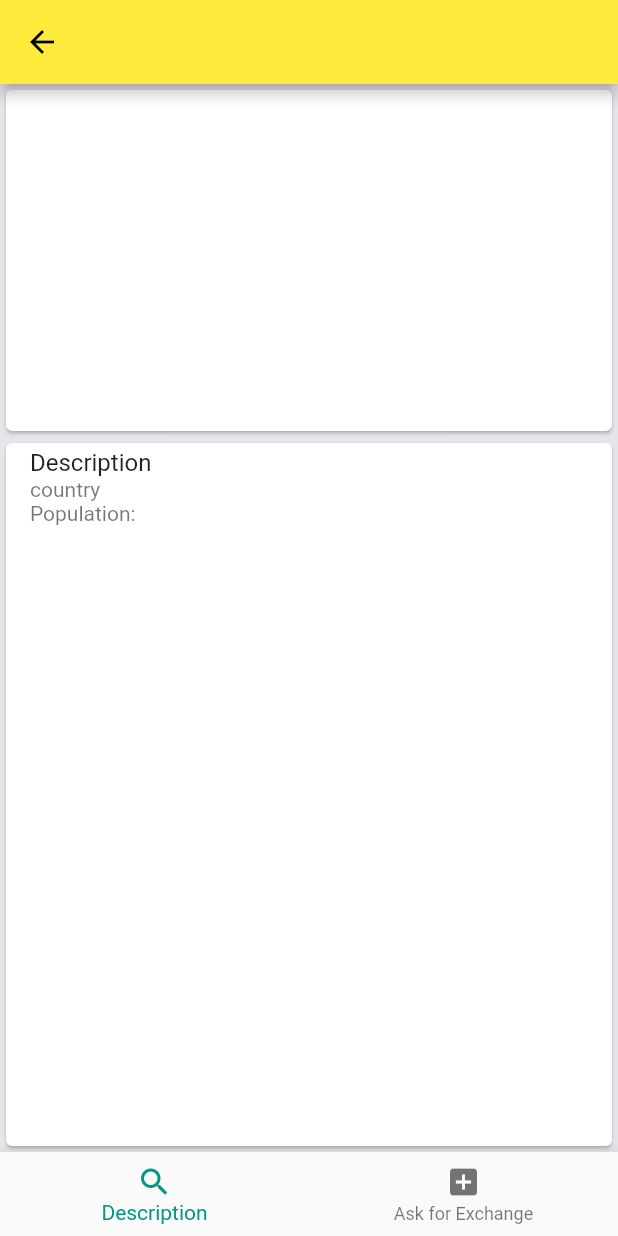
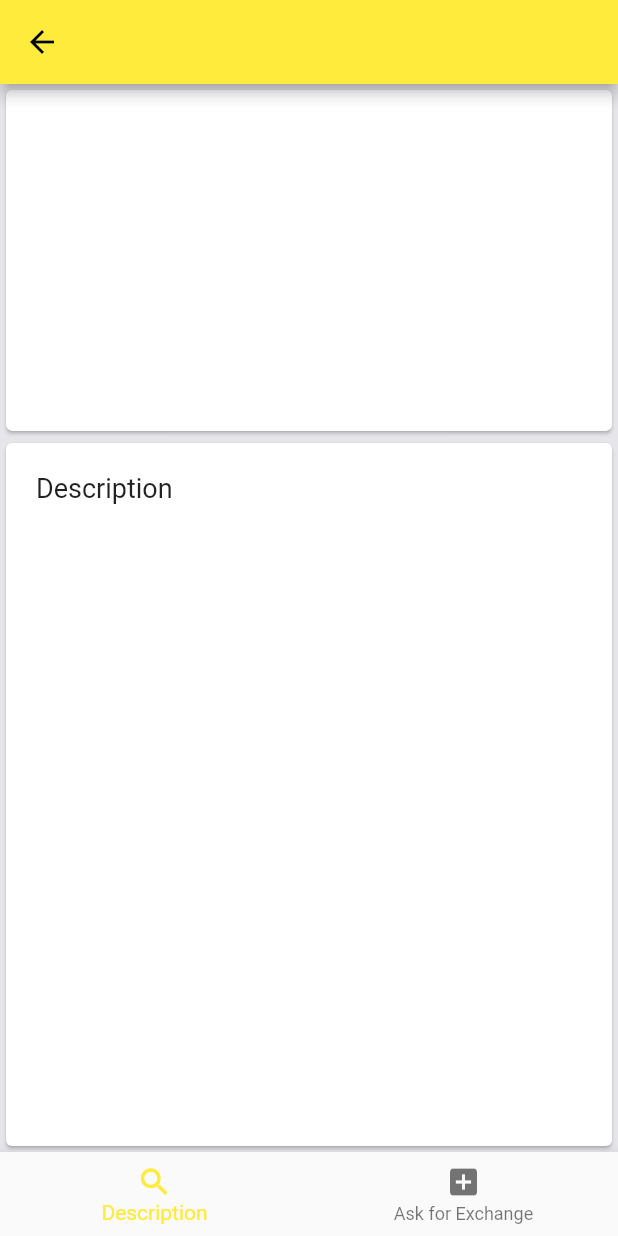
Before and after one commit to lowdev/toy-exchange, a Flutter app: the ToyDetailWidget screen opened directly with empty values, on a phone screen of 412 x 824 dp. Run offline on Flutter 3.47's test engine with Material 2 defaults, Android fonts, the phone set to English and light mode, and no system bars; drawn by our look-alikes of carousel_slider.

Commit message:
Add description.

```diff
--- /dev/null
+++ b/ui/flutter/lib/screen/homepage/toys/toy/ToyDescription.dart
@@ -0,0 +1,37 @@
+import 'package:flutter/material.dart';
+
+class ToyDescription extends StatelessWidget {
+  ToyDescription(this.description);
+
+  final String description;
+
+  @override
+  Widget build(BuildContext context) {
+    var theme = Theme.of(context);
+    var textTheme = Theme.of(context).textTheme;
+
+    return Column(
+      crossAxisAlignment: CrossAxisAlignment.start,
+      children: [
+        Text(
+          'Description',
+          style: textTheme.subhead.copyWith(fontSize: 18.0),
+        ),
+        SizedBox(height: 8.0),
+        Text(
+          description,
+          style: textTheme.body1.copyWith(
+            color: Colors.black45,
+            fontSize: 16.0,
+          ),
+        ),
+        // No expand-collapse in this tutorial, we just slap the "more"
+        // button below the text like in the mockup.
+        Row(
+          mainAxisAlignment: MainAxisAlignment.end,
+          crossAxisAlignment: CrossAxisAlignment.end
+        ),
+      ],
+    );
+  }
+}
--- a/ui/flutter/lib/screen/homepage/toys/toy/ToyDetailPage.dart
+++ b/ui/flutter/lib/screen/homepage/toys/toy/ToyDetailPage.dart
@@ -50,7 +50,10 @@ class ToyDetailWidgetState extends State<ToyDetailWidget> {
             ),
             Expanded(
                 child: new Card(
-                    child: createDescriptionPart(context)
+                    child: Padding(
+                        padding: const EdgeInsets.all(20.0),
+                        child: new ToyDescription(widget.toy.description)
+                    )
                 )
             )
         ]
@@ -100,7 +103,6 @@ class ToyDetailWidgetState extends State<ToyDetailWidget> {
   Widget createBottomNavigationBar() {
     return BottomNavigationBar(
       currentIndex: 0,
-      fixedColor: Colors.teal,
       items: [
         BottomNavigationBarItem(
           title: Text("Description"),
```
